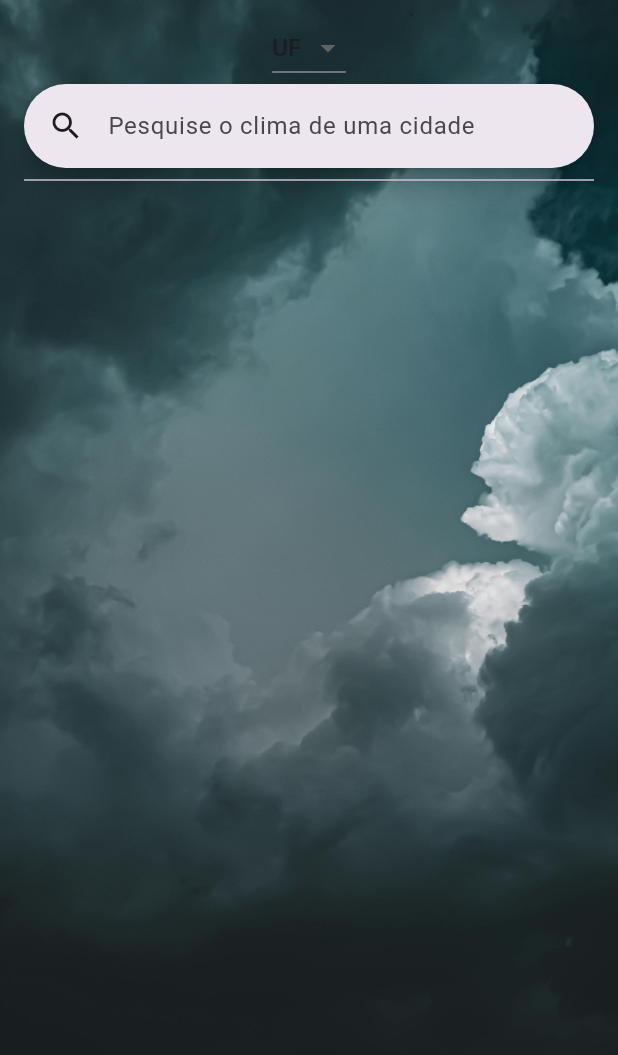
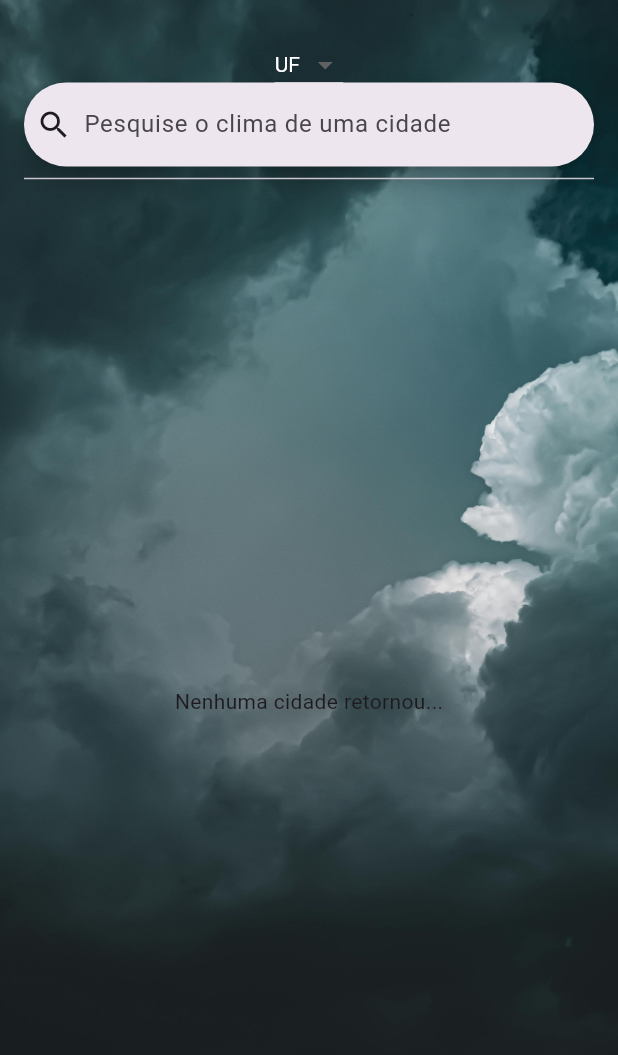
Before and after one commit to RaiFM/weather_station, a Flutter app: the SearchSavesPage screen opened directly, on a phone screen of 412 x 824 dp. Shown: the top 1055 px of the screen. Run offline on Flutter 3.47's test engine with Material 3 defaults, Android fonts, the phone set to English and light mode, and no system bars; our stand-ins replace cloud_firestore, firebase_core, geolocator, google_fonts; accounts and stored records are empty; Roboto replaces fonts that are missing (Roboto Flex).

Commit message:
customizando e arrumando dropdown

```diff
--- a/lib/ui/pages/search_saves_page.dart
+++ b/lib/ui/pages/search_saves_page.dart
@@ -46,11 +46,16 @@ class _SearchSavesPageState extends State<SearchSavesPage>{
                   image: AssetImage("assets/images/skycloudy.jpg")),
             ),
             child: Padding(
-              padding: const EdgeInsets.symmetric(horizontal: 16, vertical: 8),
+              padding: const EdgeInsets.symmetric(horizontal: 16, vertical: 16),
               child: Column(
                 children: [
+                  const SizedBox(height: 15),
                   DropdownButton(
-                  hint: Text("UF"),
+                    style: const TextStyle(color: Colors.white),
+                    dropdownColor: Colors.black54,
+                    isDense: true,
+                  alignment: Alignment.centerLeft,
+                  hint: Text(_ufString),
                   value:_ufString,
                   items: _dropDownItems.keys.map((keys){
                     return DropdownMenuItem(value: keys,child: Text(keys));
@@ -59,6 +64,7 @@ class _SearchSavesPageState extends State<SearchSavesPage>{
                     _ufString = value.toString();
                   }),
                   SearchAnchor.bar(
+                    barPadding: const WidgetStatePropertyAll(EdgeInsetsDirectional.all(8)),
                     barHintText: "Pesquise o clima de uma cidade",
                     suggestionsBuilder: (BuildContext context, SearchController searchController) async {
                     final String input = searchController.value.text;
@@ -97,16 +103,17 @@ class _SearchSavesPageState extends State<SearchSavesPage>{
                       builder: (context,snapshot) {
                         if(snapshot.connectionState == ConnectionState.waiting)
                         {
-                          const Center(child: CircularProgressIndicator(),);
+                          return const Center(child: CircularProgressIndicator(),);
                         }
                         else if(snapshot.hasError){
-                          const Center(child: Text("Erro encontrando os locais salvos."));
-                        } else if (snapshot.data!.isEmpty || !snapshot.hasData){
-                          const Center(child: Text("Nenhuma cidade salva."));
+                          return Center(child: Text("Erro encontrando os locais salvos: ${snapshot.error}"));
+                        } else if (!snapshot.hasData){
+                          return const Center(child: Text("Nenhuma cidade retornou..."));
                         }
                         final listaSalvos = snapshot.data;
+                        if(listaSalvos!.isEmpty) return const Center(child: Text("Nenhuma cidade retornou..."));
                         return ListView.builder(
-                          itemCount: listaSalvos!.length,
+                          itemCount: listaSalvos.length,
                           shrinkWrap: true,
                           itemBuilder: (context, index) {
                           return ListTile(
@@ -127,7 +134,7 @@ class _SearchSavesPageState extends State<SearchSavesPage>{
                               });
                             },
                             leading: const Icon(Icons.location_city),
-                            title: Text(listaSalvos![index]!.nome),
+                            title: Text(listaSalvos[index]!.nome),
                             horizontalTitleGap: 2,
                             subtitle: Text("${listaSalvos[index]!.temperatura}ºC \n ${listaSalvos[index]!.tempMax}ºC - ${listaSalvos[index]!.tempMin}ºC  |  ${listaSalvos[index]!.precipitacao}% de chuva"),
                           );
```
